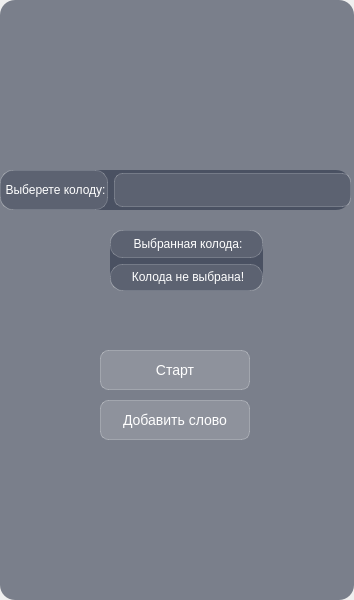
Qt form src/leg.ui (GreeAI/English-cards) before a commit.
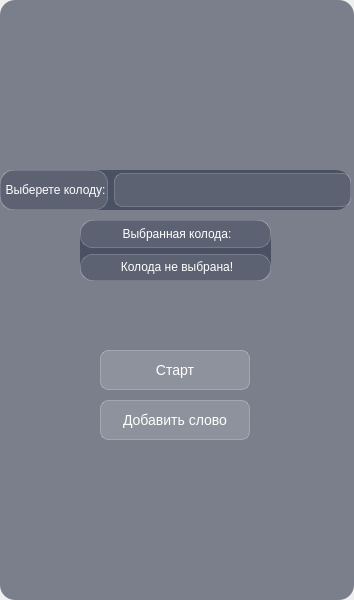
The same form after that commit.

Diff of the .ui file:
```diff
--- a/src/leg.ui
+++ b/src/leg.ui
@@ -304,7 +304,7 @@
      <string>Старт</string>
     </property>
    </widget>
-   <widget class="QWidget" name="">
+   <widget class="QWidget" name="layoutWidget">
     <property name="geometry">
      <rect>
       <x>0</x>
@@ -334,12 +334,12 @@
      </item>
     </layout>
    </widget>
-   <widget class="QWidget" name="">
+   <widget class="QWidget" name="layoutWidget">
     <property name="geometry">
      <rect>
-      <x>110</x>
-      <y>230</y>
-      <width>153</width>
+      <x>80</x>
+      <y>220</y>
+      <width>191</width>
       <height>61</height>
      </rect>
     </property>
```
Left out of the diff: 5 changed lines with no effect on the pictures.
